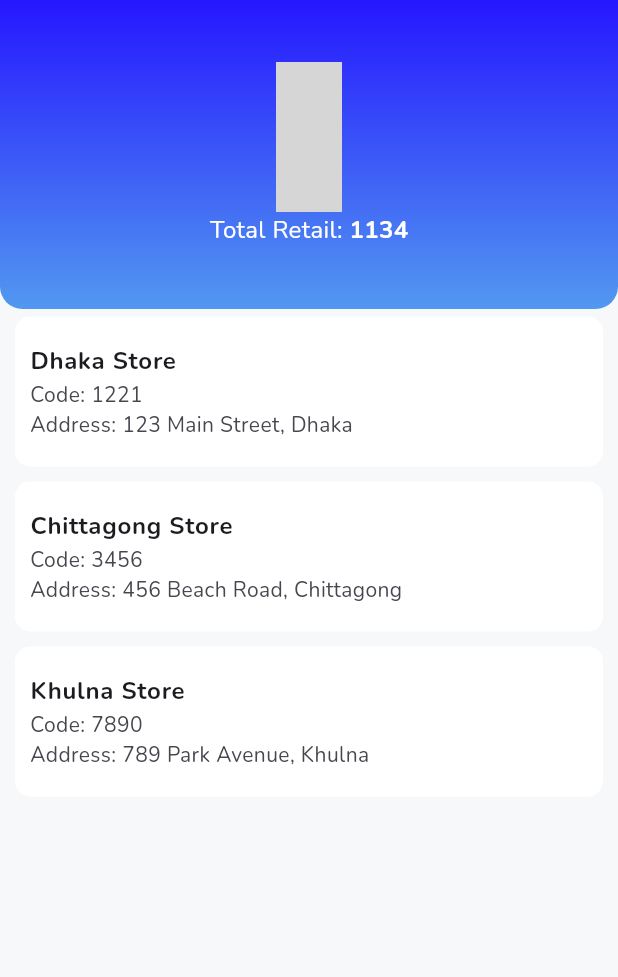
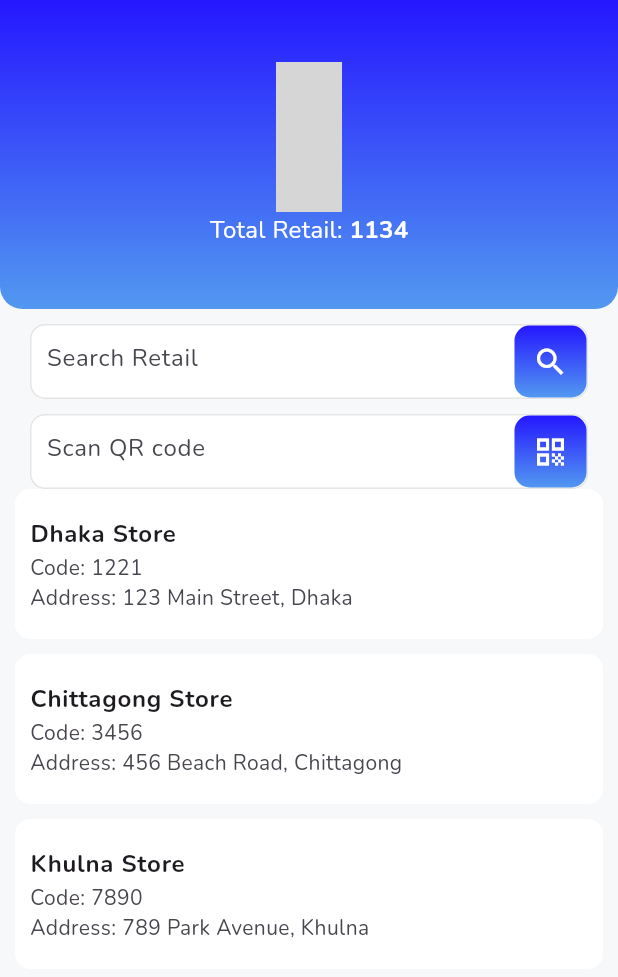
Before and after one commit to utso1707097/data_collect, a Flutter app: the MarketScreen screen opened directly, on a phone screen of 412 x 824 dp. Shown: the top 977 px of the screen. Run offline on Flutter 3.47's test engine with Material 3 defaults, Android fonts, the phone set to English and light mode, and no system bars; our stand-ins replace get, google_fonts, material_design_icons_flutter, shared_preferences; accounts and stored records are empty; grey boxes are pictures that could not be loaded.

Commit message:
Feat: Added the search functionality

```diff
--- a/lib/screens/market_screen.dart
+++ b/lib/screens/market_screen.dart
@@ -1,11 +1,16 @@
+import 'package:data_fetch/widgets/custom_search_field.dart';
 import 'package:flutter/cupertino.dart';
 import 'package:flutter/material.dart';
 import 'package:material_design_icons_flutter/material_design_icons_flutter.dart';
 
-class MarketScreen extends StatelessWidget {
+class MarketScreen extends StatefulWidget {
   MarketScreen({Key? key}) : super(key: key);
 
-  // Dummy data for stores
+  @override
+  _MarketScreenState createState() => _MarketScreenState();
+}
+
+class _MarketScreenState extends State<MarketScreen> {
   final List<Map<String, dynamic>> stores = [
     {
       'name': 'Dhaka Store',
@@ -24,6 +29,28 @@ class MarketScreen extends StatelessWidget {
     },
     // Add more stores as needed
   ];
+
+  List<Map<String, dynamic>> filteredStores = [];
+  TextEditingController searchController = TextEditingController();
+  TextEditingController qrController = TextEditingController();
+
+  @override
+  void initState() {
+    super.initState();
+    filteredStores = stores;
+    searchController.addListener(() {
+      filterStores();
+    });
+  }
+
+  void filterStores() {
+    setState(() {
+      String query = searchController.text.toLowerCase();
+      filteredStores = stores.where((store) {
+        return store['name'].toLowerCase().contains(query);
+      }).toList();
+    });
+  }
 
   @override
   Widget build(BuildContext context) {
@@ -46,7 +73,8 @@ class MarketScreen extends StatelessWidget {
               borderRadius: BorderRadius.only(
                 bottomRight: Radius.circular(15),
                 bottomLeft: Radius.circular(15),
-                )),
+              ),
+            ),
             child: SafeArea(
               child: Column(
                 mainAxisAlignment: MainAxisAlignment.center,
@@ -80,13 +108,31 @@ class MarketScreen extends StatelessWidget {
               ),
             ),
           ),
-          Expanded(
+          SizedBox(height: 10),
+          CustomSearchField(
+            controller: searchController,
+            hintText: "Search Retail",
+            icon: Icons.search,
+            onPressed: () {
+              // Perform search action
+            },
+          ),
+          SizedBox(height: 10),
+          CustomSearchField(
+            controller: qrController,
+            hintText: "Scan QR code",
+            icon: Icons.qr_code_sharp,
+            onPressed: () {
+              // Perform QR code scan action
+            },
+          ),
+          Flexible(
             child: ListView.builder(
-              itemCount: stores.length,
+              itemCount: filteredStores.length,
               itemBuilder: (context, index) {
-                final store = stores[index];
+                final store = filteredStores[index];
                 return Container(
-                  margin: EdgeInsets.symmetric(horizontal: 10, vertical: 5),
+                  margin: EdgeInsets.only(left: 10, right: 10, bottom: 10),
                   decoration: BoxDecoration(
                     borderRadius: BorderRadius.circular(10),
                     color: Colors.white,
@@ -104,9 +150,6 @@ class MarketScreen extends StatelessWidget {
                       ],
                     ),
                     onTap: () {
-                      // Handle tap on the store tile
-                      // You can navigate to a detailed screen or perform any action
-                      // Here, I'm just printing the name of the tapped store
                       print('Tapped store: ${store['name']}');
                     },
                     contentPadding: EdgeInsets.all(10),
--- /dev/null
+++ b/lib/widgets/custom_search_field.dart
@@ -0,0 +1,60 @@
+import 'package:flutter/material.dart';
+
+class CustomSearchField extends StatelessWidget {
+  final TextEditingController? controller;
+  final String hintText;
+  final IconData icon;
+  final VoidCallback onPressed;
+
+  const CustomSearchField({
+    Key? key,
+    this.controller,
+    required this.hintText,
+    required this.icon,
+    required this.onPressed,
+  }) : super(key: key);
+
+  @override
+  Widget build(BuildContext context) {
+    return Padding(
+      padding: const EdgeInsets.symmetric(horizontal: 20),
+      child: Container(
+        height: 50,
+        decoration: BoxDecoration(
+          borderRadius: BorderRadius.circular(10),
+          color: Colors.white,
+          border: Border.all(
+            color: Colors.black.withOpacity(0.1), // Border color with opacity
+            width: 1.0,
+          ),
+        ),
+        child: TextField(
+          controller: controller,
+          cursorColor: Colors.black,
+          decoration: InputDecoration(
+            hintText: hintText,
+            border: InputBorder.none,
+            suffixIcon: Container(
+              decoration: BoxDecoration(
+                gradient: LinearGradient(
+                  colors: [
+                    Color(0xff2517FF),
+                    Color(0xff5298F0),
+                  ],
+                  begin: Alignment.topCenter,
+                  end: Alignment.bottomCenter,
+                ),
+                borderRadius: BorderRadius.circular(10),
+              ),
+              child: IconButton(
+                icon: Icon(icon, color: Colors.white),
+                onPressed: onPressed,
+              ),
+            ),
+            contentPadding: EdgeInsets.symmetric(horizontal: 10, vertical: 10),
+          ),
+        ),
+      ),
+    );
+  }
+}
```
Lines whose indentation alone changed are shown as unchanged.
